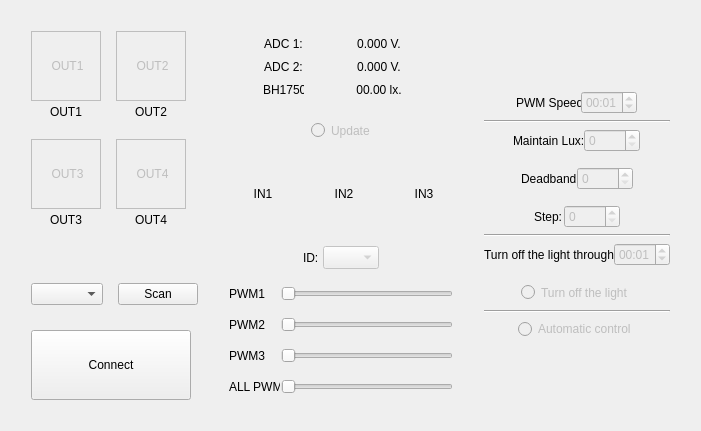
Old version of the form Control_PC/MainWindow.ui in the repository DmitryShalaev/LED-brightness-control.
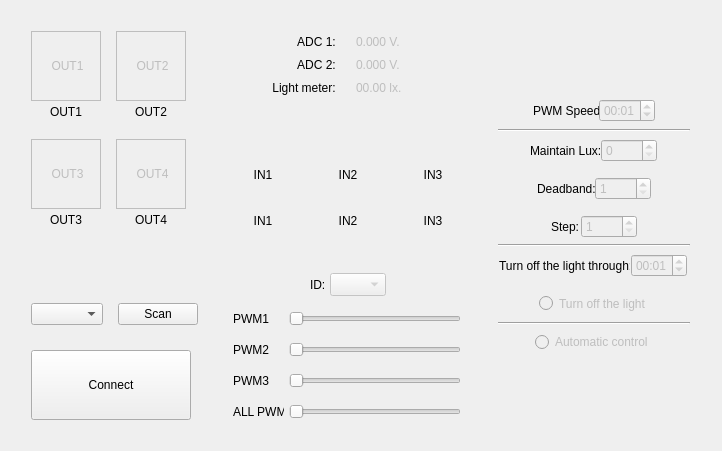
New version of the form. Custom widgets are drawn as their Qt base class.

Diff of the .ui file:
```diff
--- a/Control_PC/MainWindow.ui
+++ b/Control_PC/MainWindow.ui
@@ -12,8 +12,8 @@
    <rect>
     <x>0</x>
     <y>0</y>
-    <width>701</width>
-    <height>431</height>
+    <width>722</width>
+    <height>451</height>
    </rect>
   </property>
   <property name="sizePolicy">
@@ -24,14 +24,14 @@
   </property>
   <property name="minimumSize">
    <size>
-    <width>701</width>
-    <height>431</height>
+    <width>722</width>
+    <height>451</height>
    </size>
   </property>
   <property name="maximumSize">
    <size>
-    <width>701</width>
-    <height>431</height>
+    <width>722</width>
+    <height>451</height>
    </size>
   </property>
   <property name="windowTitle">
@@ -46,8 +46,8 @@
      <rect>
       <x>20</x>
       <y>20</y>
-      <width>661</width>
-      <height>391</height>
+      <width>681</width>
+      <height>411</height>
      </rect>
     </property>
     <layout class="QHBoxLayout" name="horizontalLayout_13">
@@ -410,11 +410,30 @@
            <property name="spacing">
             <number>0</number>
            </property>
+           <item>
+            <spacer name="horizontalSpacer_16">
+             <property name="orientation">
+              <enum>Qt::Horizontal</enum>
+             </property>
+             <property name="sizeHint" stdset="0">
+              <size>
+               <width>57</width>
+               <height>20</height>
+              </size>
+             </property>
+            </spacer>
+           </item>
            <item>
             <widget class="QLabel" name="label_4">
+             <property name="sizePolicy">
+              <sizepolicy hsizetype="Preferred" vsizetype="Preferred">
+               <horstretch>0</horstretch>
+               <verstretch>0</verstretch>
+              </sizepolicy>
+             </property>
              <property name="minimumSize">
               <size>
-               <width>41</width>
+               <width>0</width>
                <height>23</height>
               </size>
              </property>
@@ -433,7 +452,26 @@
             </widget>
            </item>
            <item>
-            <widget class="QLabel" name="L_ADC1">
+            <spacer name="horizontalSpacer_15">
+             <property name="orientation">
+              <enum>Qt::Horizontal</enum>
+             </property>
+             <property name="sizeType">
+              <enum>QSizePolicy::Preferred</enum>
+             </property>
+             <property name="sizeHint" stdset="0">
+              <size>
+               <width>20</width>
+               <height>20</height>
+              </size>
+             </property>
+            </spacer>
+           </item>
+           <item>
+            <widget class="CustomLabel" name="L_ADC1">
+             <property name="enabled">
+              <bool>false</bool>
+             </property>
              <property name="minimumSize">
               <size>
                <width>80</width>
@@ -450,10 +488,26 @@
               <bool>true</bool>
              </property>
              <property name="text">
-              <string>&lt;html&gt;&lt;head/&gt;&lt;body&gt;&lt;p align=&quot;center&quot;&gt;0.000 V.&lt;/p&gt;&lt;/body&gt;&lt;/html&gt;</string>
+              <string>&lt;html&gt;&lt;head/&gt;&lt;body&gt;&lt;p&gt;0.000 V.&lt;/p&gt;&lt;/body&gt;&lt;/html&gt;</string>
              </property>
             </widget>
            </item>
+           <item>
+            <spacer name="horizontalSpacer_19">
+             <property name="orientation">
+              <enum>Qt::Horizontal</enum>
+             </property>
+             <property name="sizeType">
+              <enum>QSizePolicy::Preferred</enum>
+             </property>
+             <property name="sizeHint" stdset="0">
+              <size>
+               <width>32</width>
+               <height>20</height>
+              </size>
+             </property>
+            </spacer>
+           </item>
           </layout>
          </item>
          <item>
@@ -461,11 +515,33 @@
            <property name="spacing">
             <number>0</number>
            </property>
+           <item>
+            <spacer name="horizontalSpacer_20">
+             <property name="orientation">
+              <enum>Qt::Horizontal</enum>
+             </property>
+             <property name="sizeType">
+              <enum>QSizePolicy::Expanding</enum>
+             </property>
+             <property name="sizeHint" stdset="0">
+              <size>
+               <width>57</width>
+               <height>20</height>
+              </size>
+             </property>
+            </spacer>
+           </item>
            <item>
             <widget class="QLabel" name="label_5">
+             <property name="sizePolicy">
+              <sizepolicy hsizetype="Preferred" vsizetype="Preferred">
+               <horstretch>0</horstretch>
+               <verstretch>0</verstretch>
+              </sizepolicy>
+             </property>
              <property name="minimumSize">
               <size>
-               <width>41</width>
+               <width>0</width>
                <height>23</height>
               </size>
              </property>
@@ -484,7 +560,26 @@
             </widget>
            </item>
            <item>
-            <widget class="QLabel" name="L_ADC2">
+            <spacer name="horizontalSpacer_21">
+             <property name="orientation">
+              <enum>Qt::Horizontal</enum>
+             </property>
+             <property name="sizeType">
+              <enum>QSizePolicy::Preferred</enum>
+             </property>
+             <property name="sizeHint" stdset="0">
+              <size>
+               <width>20</width>
+               <height>20</height>
+              </size>
+             </property>
+            </spacer>
+           </item>
+           <item>
+            <widget class="CustomLabel" name="L_ADC2">
+             <property name="enabled">
+              <bool>false</bool>
+             </property>
              <property name="minimumSize">
               <size>
                <width>80</width>
@@ -501,10 +596,26 @@
               <bool>true</bool>
              </property>
              <property name="text">
-              <string>&lt;html&gt;&lt;head/&gt;&lt;body&gt;&lt;p align=&quot;center&quot;&gt;0.000 V.&lt;/p&gt;&lt;/body&gt;&lt;/html&gt;</string>
+              <string>&lt;html&gt;&lt;head/&gt;&lt;body&gt;&lt;p&gt;0.000 V.&lt;/p&gt;&lt;/body&gt;&lt;/html&gt;</string>
              </property>
             </widget>
            </item>
+           <item>
+            <spacer name="horizontalSpacer_22">
+             <property name="orientation">
+              <enum>Qt::Horizontal</enum>
+             </property>
+             <property name="sizeType">
+              <enum>QSizePolicy::Preferred</enum>
+             </property>
+             <property name="sizeHint" stdset="0">
+              <size>
+               <width>32</width>
+               <height>20</height>
+              </size>
+             </property>
+            </spacer>
+           </item>
           </layout>
          </item>
          <item>
@@ -512,39 +623,39 @@
            <property name="spacing">
             <number>0</number>
            </property>
+           <item>
+            <spacer name="horizontalSpacer_23">
+             <property name="orientation">
+              <enum>Qt::Horizontal</enum>
+             </property>
+             <property name="sizeType">
+              <enum>QSizePolicy::Expanding</enum>
+             </property>
+             <property name="sizeHint" stdset="0">
+              <size>
+               <width>40</width>
+               <height>20</height>
+              </size>
+             </property>
+            </spacer>
+           </item>
            <item>
             <widget class="QLabel" name="label_6">
-             <property name="minimumSize">
-              <size>
-               <width>41</width>
-               <height>23</height>
-              </size>
+             <property name="sizePolicy">
+              <sizepolicy hsizetype="Preferred" vsizetype="Preferred">
+               <horstretch>0</horstretch>
+               <verstretch>0</verstretch>
+              </sizepolicy>
              </property>
-             <property name="maximumSize">
-              <size>
-               <width>41</width>
-               <height>23</height>
-              </size>
-             </property>
-             <property name="mouseTracking">
-              <bool>true</bool>
-             </property>
-             <property name="text">
-              <string>&lt;html&gt;&lt;head/&gt;&lt;body&gt;&lt;p align=&quot;center&quot;&gt;BH1750:&lt;/p&gt;&lt;/body&gt;&lt;/html&gt;</string>
-             </property>
-            </widget>
-           </item>
-           <item>
-            <widget class="QLabel" name="L_LUX">
              <property name="minimumSize">
               <size>
-               <width>80</width>
+               <width>0</width>
                <height>23</height>
               </size>
              </property>
              <property name="maximumSize">
               <size>
-               <width>80</width>
+               <width>65</width>
                <height>23</height>
               </size>
              </property>
@@ -552,77 +663,83 @@
               <bool>true</bool>
              </property>
              <property name="text">
-              <string>&lt;html&gt;&lt;head/&gt;&lt;body&gt;&lt;p align=&quot;center&quot;&gt;00.00 lx.&lt;/p&gt;&lt;/body&gt;&lt;/html&gt;</string>
+              <string>&lt;html&gt;&lt;head/&gt;&lt;body&gt;&lt;p align=&quot;center&quot;&gt;Light meter:&lt;/p&gt;&lt;/body&gt;&lt;/html&gt;</string>
              </property>
             </widget>
            </item>
-          </layout>
-         </item>
-        </layout>
-       </item>
        <item>
-        <layout class="QHBoxLayout" name="horizontalLayout_10">
-         <property name="spacing">
-          <number>0</number>
-         </property>
-         <item>
-          <spacer name="horizontalSpacer">
+            <spacer name="horizontalSpacer_24">
            <property name="orientation">
             <enum>Qt::Horizontal</enum>
            </property>
+             <property name="sizeType">
+              <enum>QSizePolicy::Preferred</enum>
+             </property>
            <property name="sizeHint" stdset="0">
             <size>
-             <width>40</width>
+               <width>20</width>
              <height>20</height>
             </size>
            </property>
           </spacer>
          </item>
          <item>
-          <widget class="QRadioButton" name="RB_Update">
+            <widget class="CustomLabel" name="L_LUX">
            <property name="enabled">
             <bool>false</bool>
            </property>
            <property name="minimumSize">
             <size>
-             <width>61</width>
+               <width>80</width>
              <height>23</height>
             </size>
            </property>
            <property name="maximumSize">
             <size>
-             <width>61</width>
+               <width>80</width>
              <height>23</height>
             </size>
            </property>
-           <property name="text">
-            <string>Update</string>
-           </property>
-           <property name="checkable">
+             <property name="mouseTracking">
             <bool>true</bool>
            </property>
-           <property name="checked">
-            <bool>false</bool>
-           </property>
-           <property name="autoExclusive">
-            <bool>false</bool>
+             <property name="text">
+              <string>&lt;html&gt;&lt;head/&gt;&lt;body&gt;&lt;p&gt;00.00 lx.&lt;/p&gt;&lt;/body&gt;&lt;/html&gt;</string>
            </property>
           </widget>
          </item>
          <item>
-          <spacer name="horizontalSpacer_2">
+            <spacer name="horizontalSpacer_25">
            <property name="orientation">
             <enum>Qt::Horizontal</enum>
            </property>
+             <property name="sizeType">
+              <enum>QSizePolicy::Preferred</enum>
+             </property>
            <property name="sizeHint" stdset="0">
             <size>
-             <width>40</width>
+               <width>32</width>
              <height>20</height>
             </size>
            </property>
           </spacer>
          </item>
         </layout>
+         </item>
+        </layout>
+       </item>
+       <item>
+        <spacer name="verticalSpacer_11">
+         <property name="orientation">
+          <enum>Qt::Vertical</enum>
+         </property>
+         <property name="sizeHint" stdset="0">
+          <size>
+           <width>20</width>
+           <height>40</height>
+          </size>
+         </property>
+        </spacer>
        </item>
        <item>
         <layout class="QHBoxLayout" name="horizontalLayout_6">
@@ -630,6 +747,11 @@
           <number>15</number>
          </property>
          <item>
+          <layout class="QVBoxLayout" name="verticalLayout_12">
+           <property name="spacing">
+            <number>0</number>
+           </property>
+           <item>
           <widget class="QLabel" name="L_IN1">
            <property name="minimumSize">
             <size>
@@ -652,6 +774,35 @@
           </widget>
          </item>
          <item>
+            <widget class="QLabel" name="label_20">
+             <property name="minimumSize">
+              <size>
+               <width>70</width>
+               <height>23</height>
+              </size>
+             </property>
+             <property name="maximumSize">
+              <size>
+               <width>70</width>
+               <height>23</height>
+              </size>
+             </property>
+             <property name="mouseTracking">
+              <bool>true</bool>
+             </property>
+             <property name="text">
+              <string>&lt;html&gt;&lt;head/&gt;&lt;body&gt;&lt;p align=&quot;center&quot;&gt;IN1&lt;/p&gt;&lt;/body&gt;&lt;/html&gt;</string>
+             </property>
+            </widget>
+           </item>
+          </layout>
+         </item>
+         <item>
+          <layout class="QVBoxLayout" name="verticalLayout_13">
+           <property name="spacing">
+            <number>0</number>
+           </property>
+           <item>
           <widget class="QLabel" name="L_IN2">
            <property name="minimumSize">
             <size>
@@ -674,6 +825,35 @@
           </widget>
          </item>
          <item>
+            <widget class="QLabel" name="label_22">
+             <property name="minimumSize">
+              <size>
+               <width>70</width>
+               <height>23</height>
+              </size>
+             </property>
+             <property name="maximumSize">
+              <size>
+               <width>70</width>
+               <height>23</height>
+              </size>
+             </property>
+             <property name="mouseTracking">
+              <bool>true</bool>
+             </property>
+             <property name="text">
+              <string>&lt;html&gt;&lt;head/&gt;&lt;body&gt;&lt;p align=&quot;center&quot;&gt;IN2&lt;/p&gt;&lt;/body&gt;&lt;/html&gt;</string>
+             </property>
+            </widget>
+           </item>
+          </layout>
+         </item>
+         <item>
+          <layout class="QVBoxLayout" name="verticalLayout_14">
+           <property name="spacing">
+            <number>0</number>
+           </property>
+           <item>
           <widget class="QLabel" name="L_IN3">
            <property name="minimumSize">
             <size>
@@ -695,7 +875,44 @@
            </property>
           </widget>
          </item>
-        </layout>
+           <item>
+            <widget class="QLabel" name="label_23">
+             <property name="minimumSize">
+              <size>
+               <width>70</width>
+               <height>23</height>
+              </size>
+             </property>
+             <property name="maximumSize">
+              <size>
+               <width>70</width>
+               <height>23</height>
+              </size>
+             </property>
+             <property name="mouseTracking">
+              <bool>true</bool>
+             </property>
+             <property name="text">
+              <string>&lt;html&gt;&lt;head/&gt;&lt;body&gt;&lt;p align=&quot;center&quot;&gt;IN3&lt;/p&gt;&lt;/body&gt;&lt;/html&gt;</string>
+             </property>
+            </widget>
+           </item>
+          </layout>
+         </item>
+        </layout>
+       </item>
+       <item>
+        <spacer name="verticalSpacer_12">
+         <property name="orientation">
+          <enum>Qt::Vertical</enum>
+         </property>
+         <property name="sizeHint" stdset="0">
+          <size>
+           <width>20</width>
+           <height>40</height>
+          </size>
+         </property>
+        </spacer>
        </item>
        <item>
         <layout class="QHBoxLayout" name="horizontalLayout_11">
@@ -1365,11 +1582,14 @@
                  <height>23</height>
                 </size>
                </property>
+               <property name="minimum">
+                <number>1</number>
+               </property>
                <property name="maximum">
-                <number>65535</number>
+                <number>1000</number>
                </property>
                <property name="value">
-                <number>0</number>
+                <number>1</number>
                </property>
               </widget>
              </item>
@@ -1449,11 +1669,14 @@
                  <height>23</height>
                 </size>
                </property>
+               <property name="minimum">
+                <number>1</number>
+               </property>
                <property name="maximum">
-                <number>65535</number>
+                <number>255</number>
                </property>
                <property name="value">
-                <number>0</number>
+                <number>1</number>
                </property>
               </widget>
              </item>
```
Left out of the diff: 40 changed lines with no effect on the pictures. Lines whose indentation alone changed are shown as unchanged.
